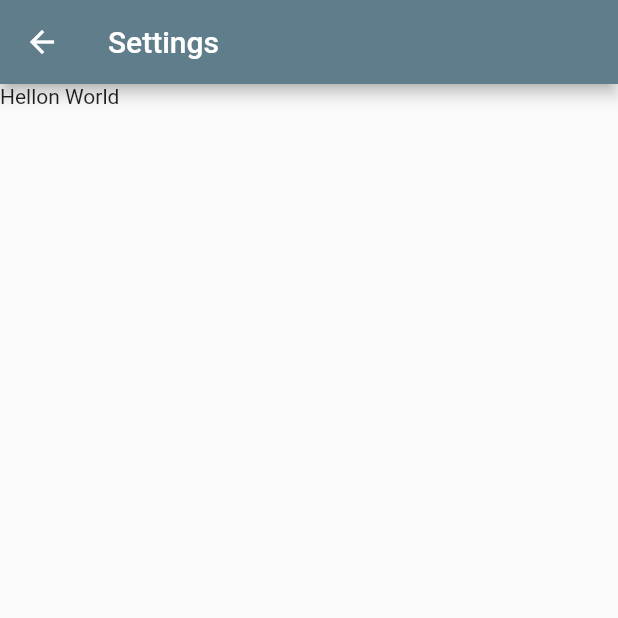
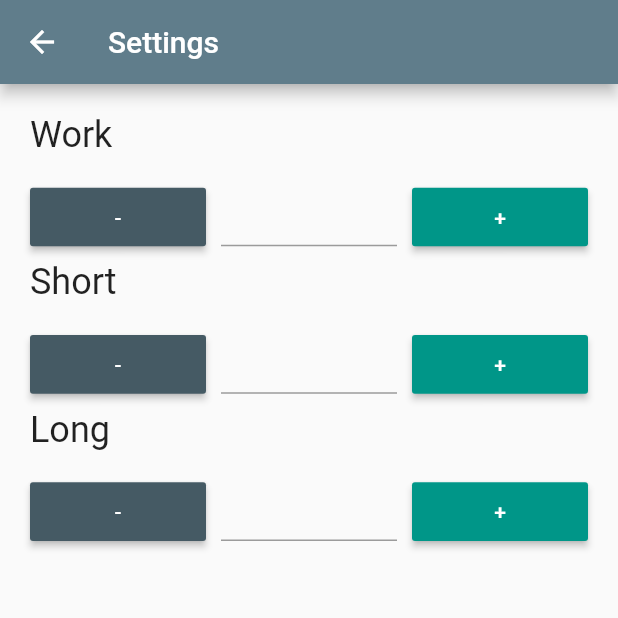
Before and after one commit to ylruiz/productuvity_timer, a Flutter app: the SettingsScreen screen opened directly, on a phone screen of 412 x 824 dp, the top half of it. Run offline on Flutter 3.47's test engine with Material 2 defaults, Android fonts, the phone set to English and light mode, and no system bars; our stand-ins replace percent_indicator.

Commit message:
Building the settings screen layout

```diff
--- a/lib/settings.dart
+++ b/lib/settings.dart
@@ -1,4 +1,5 @@
 import 'package:flutter/material.dart';
+import 'package:productuvity_timer/widgets.dart';
 
 class SettingsScreen extends StatelessWidget {
   @override
@@ -7,8 +8,73 @@ class SettingsScreen extends StatelessWidget {
         appBar: AppBar(
           title: Text('Settings'),
         ),
-        body: Container(
-          child: Text('Hellon World'),
-        ));
+        body: Settings());
   }
 }
+
+class Settings extends StatefulWidget {
+  @override
+  _SettingsState createState() => _SettingsState();
+}
+
+class _SettingsState extends State<Settings> {
+  TextStyle textStyle = TextStyle(fontSize: 24);
+
+  @override
+  Widget build(BuildContext context) {
+    return Container(
+      child: GridView.count(
+        scrollDirection: Axis.vertical,
+        crossAxisCount: 3,
+        childAspectRatio: 3,
+        crossAxisSpacing: 10,
+        mainAxisSpacing: 10,
+        children: <Widget>[
+          // Work
+          Text(
+            'Work',
+            style: textStyle,
+          ),
+          Text(''),
+          Text(''),
+          SettingButton(Color(0xff455A64), "-", -1),
+          TextField(
+            style: textStyle,
+            textAlign: TextAlign.center,
+            keyboardType: TextInputType.number,
+          ),
+          SettingButton(Color(0xff009688), '+', 1),
+          // Short Break
+          Text(
+            'Short',
+            style: textStyle,
+          ),
+          Text(''),
+          Text(''),
+          SettingButton(Color(0xff455A64), "-", -1),
+          TextField(
+            style: textStyle,
+            textAlign: TextAlign.center,
+            keyboardType: TextInputType.number,
+          ),
+          SettingButton(Color(0xff009688), '+', 1),
+          // Long Break
+          Text(
+            'Long',
+            style: textStyle,
+          ),
+          Text(''),
+          Text(''),
+          SettingButton(Color(0xff455A64), "-", -1),
+          TextField(
+            style: textStyle,
+            textAlign: TextAlign.center,
+            keyboardType: TextInputType.number,
+          ),
+          SettingButton(Color(0xff009688), '+', 1),
+        ],
+        padding: const EdgeInsets.all(20),
+      ),
+    );
+  }
+}
--- a/lib/widgets.dart
+++ b/lib/widgets.dart
@@ -21,3 +21,23 @@ class ProductivityButton extends StatelessWidget {
     );
   }
 }
+
+class SettingButton extends StatelessWidget {
+  final Color color;
+  final String text;
+  final int value;
+
+  SettingButton(this.color, this.text, this.value);
+
+  @override
+  Widget build(BuildContext context) {
+    return MaterialButton(
+      child: Text(
+        this.text,
+        style: TextStyle(color: Colors.white),
+      ),
+      onPressed: () => null,
+      color: this.color,
+    );
+  }
+}
```
